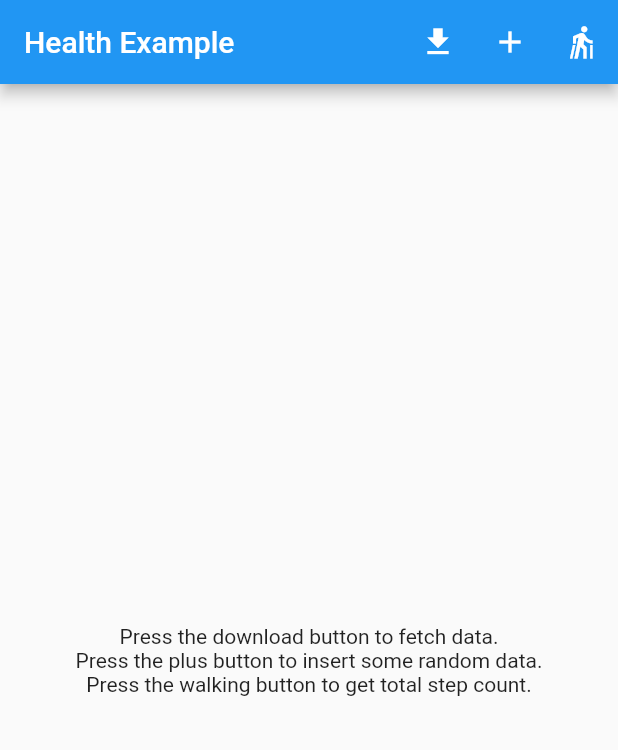
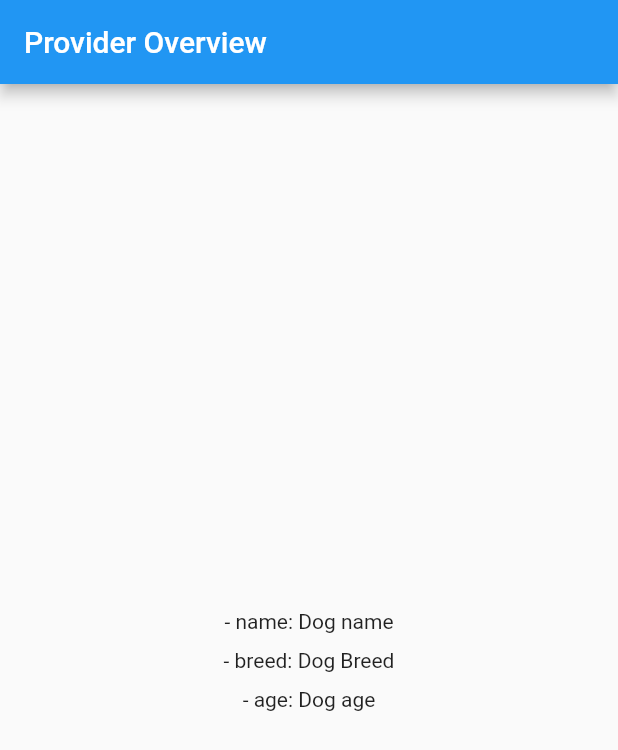
Before and after one commit to tajjacob/flutter_example, a Flutter app: the screen it shows after launch, on a phone screen of 412 x 824 dp. Shown: the top 750 px of the screen. Run offline on Flutter 3.47's test engine with Material 2 defaults, Android fonts, the phone set to English and light mode, and no system bars; our stand-ins replace permission_handler; missing offline and left inert: aad_oauth, health, health_kit.

Commit message:
🚧 wip: following tutorial Flutter Provider Essential Course (English)
- Section 2: Provider Overview

```diff
--- a/lib/main.dart
+++ b/lib/main.dart
@@ -1,9 +1,10 @@
-import 'package:example/src/features/health/presentation/pages/health_page.dart';
 import 'package:example/src/features/json_placeholder/presentation/provider/todo_provider.dart';
+import 'package:example/src/features/provider_overview/data/models/dog_model.dart';
 import 'package:flutter/material.dart';
 import 'package:provider/provider.dart';
 
 import 'src/features/microsoft_auth/presentation/pages/microsoft_auth_page.dart';
+import 'src/features/provider_overview/presentation/pages/dog_page.dart';
 
 void main() {
   runApp(const MyApp());
@@ -14,14 +15,18 @@ class MyApp extends StatelessWidget {
 
   @override
   Widget build(BuildContext context) {
-    return ChangeNotifierProvider(
-      create: (BuildContext context) => TodoProvider(),
+    return MultiProvider(
+      providers: [
+        ChangeNotifierProvider(create: (_) => TodoProvider()),
+        Provider<Dog>(
+            create: (context) => Dog(name: 'Sun', breed: 'bulldog', age: 3)),
+      ],
       child: MaterialApp(
         title: 'Flutter Demo',
         theme: ThemeData(
           primarySwatch: Colors.blue,
         ),
-        home: const HealthApp(), // HealthPage(),
+        home: const DogPage(), // HealthPage(),
         // home: const MicrosoftAuthPage(),
         navigatorKey: navigatorKey,
       ),
--- /dev/null
+++ b/lib/src/features/provider_overview/data/models/dog_model.dart
@@ -0,0 +1,11 @@
+class Dog {
+  final String name;
+  final String breed;
+  final int age;
+
+  const Dog({
+    required this.name,
+    required this.breed,
+    this.age = 1,
+  });
+}
--- /dev/null
+++ b/lib/src/features/provider_overview/presentation/pages/dog_page.dart
@@ -0,0 +1,27 @@
+import 'package:flutter/material.dart';
+
+import '../widgets/breed_age_widget.dart';
+
+class DogPage extends StatelessWidget {
+  const DogPage({Key? key}) : super(key: key);
+
+  @override
+  Widget build(BuildContext context) {
+    return Scaffold(
+      appBar: AppBar(
+        title: const Text('Provider Overview'),
+      ),
+      body: Center(
+        child: Column(
+          mainAxisSize: MainAxisSize.min,
+          mainAxisAlignment: MainAxisAlignment.center,
+          children: const [
+            Text('- name: Dog name'),
+            SizedBox(height: 10),
+            BreedAndAge(),
+          ],
+        ),
+      ),
+    );
+  }
+}
--- /dev/null
+++ b/lib/src/features/provider_overview/presentation/widgets/age_widget.dart
@@ -0,0 +1,14 @@
+import 'package:flutter/material.dart';
+
+class Age extends StatelessWidget {
+  const Age({Key? key}) : super(key: key);
+
+  @override
+  Widget build(BuildContext context) {
+    return Column(
+      children: [
+        const Text('- age: Dog age'),
+      ],
+    );
+  }
+}
--- /dev/null
+++ b/lib/src/features/provider_overview/presentation/widgets/breed_age_widget.dart
@@ -0,0 +1,18 @@
+import 'package:flutter/material.dart';
+
+import 'age_widget.dart';
+
+class BreedAndAge extends StatelessWidget {
+  const BreedAndAge({Key? key}) : super(key: key);
+
+  @override
+  Widget build(BuildContext context) {
+    return Column(
+      children: const [
+        Text('- breed: Dog Breed'),
+        SizedBox(height: 10),
+        Age(),
+      ],
+    );
+  }
+}
```
